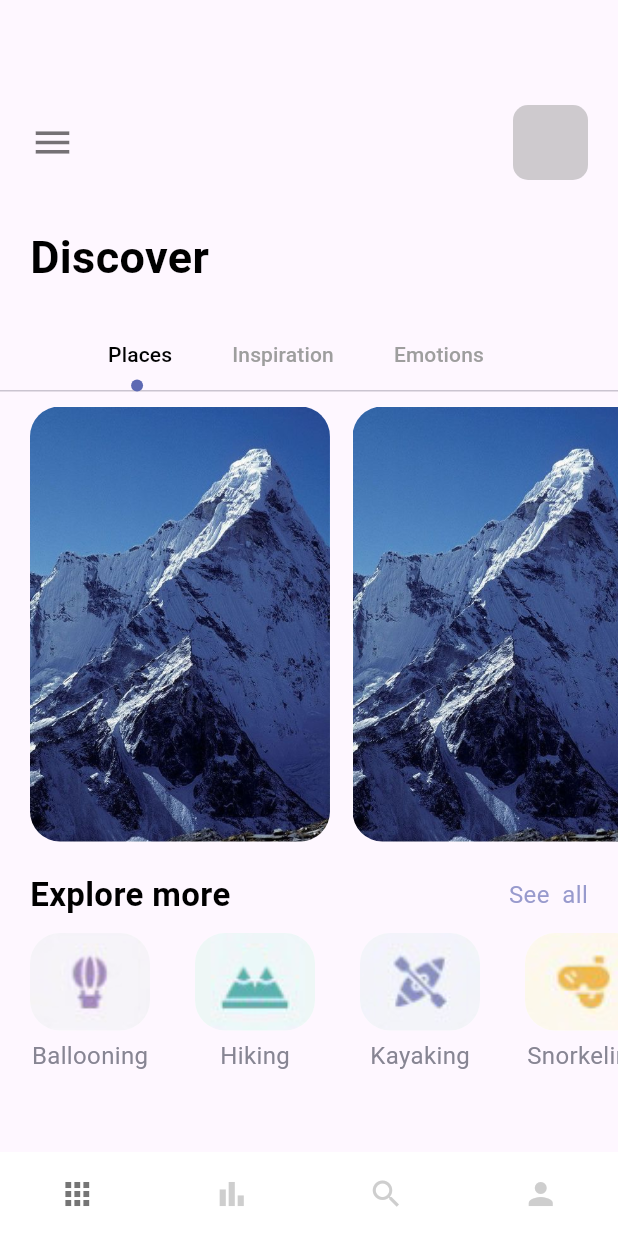
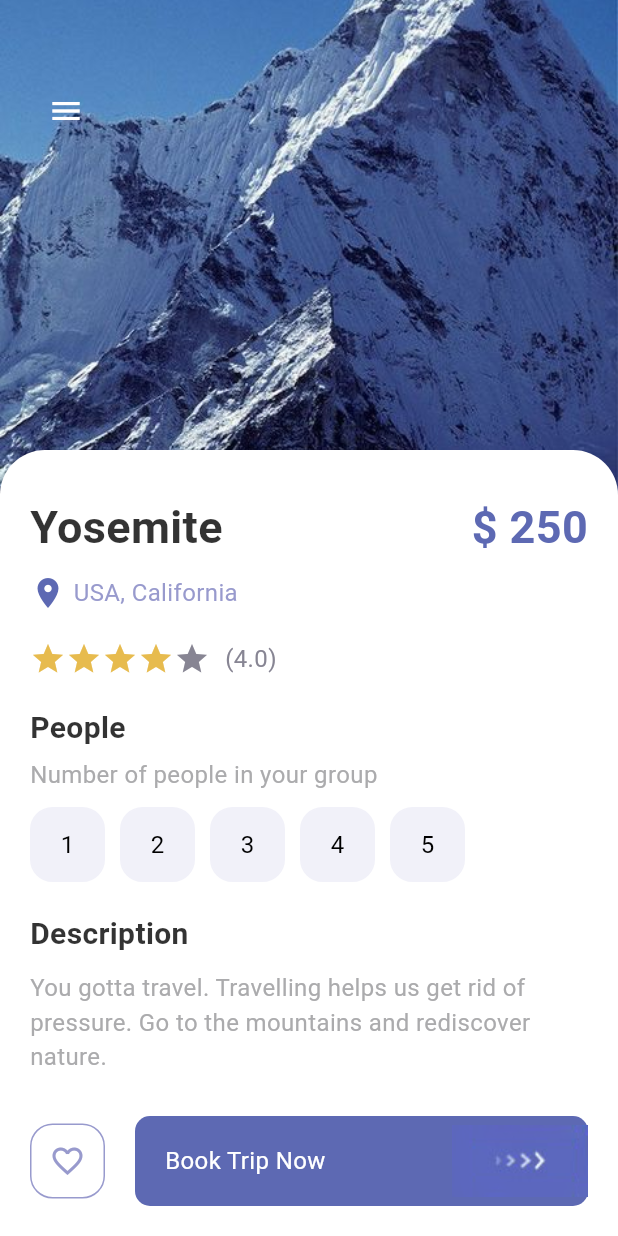
Before and after one commit to victor-imani/trips, a Flutter app: the screen it shows after launch, on a phone screen of 412 x 824 dp. Run offline on Flutter 3.47's test engine with Material 2 defaults, Android fonts, the light colour scheme and no system bars.

Commit message:
Detail page

```diff
--- a/lib/main.dart
+++ b/lib/main.dart
@@ -1,5 +1,6 @@
 import 'package:flutter/material.dart';
-import 'package:trips/pages/nav_pages/main_page.dart';
+import 'package:trips/pages/detail_page.dart';
+// import 'package:trips/pages/nav_pages/main_page.dart';
 // import 'package:trips/pages/welcome_page.dart';
 
 void main() {
@@ -19,7 +20,7 @@ class MyApp extends StatelessWidget {
         primarySwatch: Colors.blue,
         useMaterial3: true,
       ),
-      home: const MainPage(),
+      home: const DetailPage(),
     );
   }
 }
--- a/lib/pages/detail_page.dart
+++ b/lib/pages/detail_page.dart
@@ -0,0 +1,206 @@
+import 'package:flutter/material.dart';
+import 'package:trips/misc/colors.dart';
+import 'package:trips/widgets/app_buttons.dart';
+import 'package:trips/widgets/app_large_text.dart';
+import 'package:trips/widgets/app_text.dart';
+import 'package:trips/widgets/responsive_button.dart';
+
+class DetailPage extends StatefulWidget {
+  const DetailPage({super.key});
+
+  @override
+  State<DetailPage> createState() => _DetailPageState();
+}
+
+class _DetailPageState extends State<DetailPage> {
+  int gottenStars = 4;
+  int selectedIndex = -1;
+  @override
+  Widget build(BuildContext context) {
+    return Scaffold(
+      body: Container(
+        width: double.maxFinite,
+        height: double.maxFinite,
+        child: Stack(
+          children: [
+            Positioned(
+              left: 0,
+              right: 0,
+              child: Container(
+                width: double.maxFinite,
+                height: 350,
+                decoration: const BoxDecoration(
+                  image: DecorationImage(
+                      image: AssetImage("img/mountain.jpeg"),
+                      fit: BoxFit.cover),
+                ),
+              ),
+            ),
+            Positioned(
+              left: 20,
+              top: 50,
+              child: Row(
+                children: [
+                  IconButton(
+                    onPressed: () {},
+                    icon: const Icon(Icons.menu),
+                    color: Colors.white,
+                  ),
+                ],
+              ),
+            ),
+            Positioned(
+              top: 300,
+              child: Container(
+                padding: const EdgeInsets.only(left: 20, right: 20, top: 30),
+                width: MediaQuery.of(context).size.width,
+                height: 600,
+                decoration: const BoxDecoration(
+                    color: Colors.white,
+                    borderRadius: BorderRadius.only(
+                        topLeft: Radius.circular(30),
+                        topRight: Radius.circular(30))),
+                child: Column(
+                  crossAxisAlignment: CrossAxisAlignment.start,
+                  children: [
+                    Row(
+                      mainAxisAlignment: MainAxisAlignment.spaceBetween,
+                      children: [
+                        AppLargeText(
+                          text: "Yosemite",
+                          color: Colors.black.withOpacity(0.8),
+                        ),
+                        const AppLargeText(
+                          text: "\$ 250",
+                          color: AppColors.mainColor,
+                        ),
+                      ],
+                    ),
+                    const SizedBox(
+                      height: 10,
+                    ),
+                    const Row(
+                      children: [
+                        Icon(
+                          Icons.location_on,
+                          color: AppColors.mainColor,
+                        ),
+                        SizedBox(
+                          width: 5,
+                        ),
+                        AppText(
+                            text: "USA, California",
+                            color: AppColors.textColor1),
+                      ],
+                    ),
+                    const SizedBox(
+                      height: 20,
+                    ),
+                    Row(
+                      children: [
+                        Wrap(
+                          children: List.generate(5, (index) {
+                            return Icon(Icons.star,
+                                color: index < gottenStars
+                                    ? AppColors.starColor
+                                    : AppColors.textColor2);
+                          }),
+                        ),
+                        const SizedBox(
+                          width: 10,
+                        ),
+                        AppText(text: "(4.0)", color: AppColors.textColor2),
+                      ],
+                    ),
+                    const SizedBox(
+                      height: 20,
+                    ),
+                    AppLargeText(
+                      text: "People",
+                      color: Colors.black.withOpacity(0.8),
+                      size: 20,
+                    ),
+                    const SizedBox(
+                      height: 5,
+                    ),
+                    const AppText(
+                      text: "Number of people in your group",
+                      color: AppColors.mainTextColor,
+                    ),
+                    const SizedBox(
+                      height: 10,
+                    ),
+                    Wrap(
+                      children: List.generate(5, (index) {
+                        return InkWell(
+                          onTap: () {
+                            setState(() {
+                              selectedIndex = index;
+                            });
+                          },
+                          child: Container(
+                            margin: const EdgeInsets.only(right: 10),
+                            child: AppButtons(
+                              color: selectedIndex == index
+                                  ? Colors.white
+                                  : Colors.black,
+                              backgroundColor: selectedIndex == index
+                                  ? Colors.black
+                                  : AppColors.buttonBackground,
+                              size: 50,
+                              borderColor: selectedIndex == index
+                                  ? Colors.black
+                                  : AppColors.buttonBackground,
+                              text: (index + 1).toString(),
+                            ),
+                          ),
+                        );
+                      }),
+                    ),
+                    const SizedBox(
+                      height: 20,
+                    ),
+                    AppLargeText(
+                        text: "Description",
+                        color: Colors.black.withOpacity(0.8),
+                        size: 20),
+                    const SizedBox(
+                      height: 10,
+                    ),
+                    const AppText(
+                        text:
+                            "You gotta travel. Travelling helps us get rid of pressure. Go to the mountains and rediscover nature.",
+                        color: AppColors.mainTextColor),
+                  ],
+                ),
+              ),
+            ),
+            Positioned(
+              bottom: 20,
+              left: 20,
+              right: 20,
+              child: Row(
+                children: [
+                  AppButtons(
+                    color: AppColors.textColor1,
+                    backgroundColor: Colors.white,
+                    size: 50,
+                    borderColor: AppColors.textColor1,
+                    isIcon: true,
+                    icon: Icons.favorite_border,
+                  ),
+                  const SizedBox(
+                    width: 20,
+                  ),
+                  ResponsiveButton(
+                    isResponsive: true,
+                  ),
+                ],
+              ),
+            ),
+          ],
+        ),
+      ),
+    );
+  }
+}
--- /dev/null
+++ b/lib/widgets/app_buttons.dart
@@ -0,0 +1,43 @@
+// ignore_for_file: public_member_api_docs, sort_constructors_first
+import 'package:flutter/material.dart';
+import 'package:trips/widgets/app_text.dart';
+
+class AppButtons extends StatelessWidget {
+  final Color color;
+  String? text;
+  IconData? icon;
+  final Color backgroundColor;
+  final double size;
+  final Color borderColor;
+  bool? isIcon;
+
+  AppButtons({
+    Key? key,
+    required this.color,
+    this.isIcon = false,
+    this.text = "Hi",
+    this.icon,
+    required this.backgroundColor,
+    required this.size,
+    required this.borderColor,
+  }) : super(key: key);
+
+  @override
+  Widget build(BuildContext context) {
+    return Container(
+      width: size,
+      height: size,
+      decoration: BoxDecoration(
+        border: Border.all(
+          color: borderColor,
+          width: 1.0,
+        ),
+        borderRadius: BorderRadius.circular(15),
+        color: backgroundColor,
+      ),
+      child: isIcon == false
+          ? Center(child: AppText(text: text!, color: color))
+          : Center(child: Icon(icon, color: color)),
+    );
+  }
+}
--- a/lib/widgets/responsive_button.dart
+++ b/lib/widgets/responsive_button.dart
@@ -1,6 +1,7 @@
 // ignore_for_file: public_member_api_docs, sort_constructors_first
 import 'package:flutter/material.dart';
 import 'package:trips/misc/colors.dart';
+import 'package:trips/widgets/app_text.dart';
 
 class ResponsiveButton extends StatelessWidget {
   final bool? isResponsive;
@@ -8,23 +9,33 @@ class ResponsiveButton extends StatelessWidget {
   const ResponsiveButton({
     Key? key,
     this.isResponsive = false,
-    this.width,
+    this.width = 120,
   }) : super(key: key);
 
   @override
   Widget build(BuildContext context) {
-    return Container(
-      width: width,
+    return Flexible(
+      child: Container(
+        width: isResponsive == true ? double.maxFinite : width,
         height: 60,
         decoration: BoxDecoration(
           borderRadius: BorderRadius.circular(10),
           color: AppColors.mainColor,
         ),
         child: Row(
-        mainAxisAlignment: MainAxisAlignment.center,
+          mainAxisAlignment: isResponsive == true
+              ? MainAxisAlignment.spaceBetween
+              : MainAxisAlignment.center,
           children: [
+            isResponsive == true
+                ? Container(
+                    margin: const EdgeInsets.only(left: 20),
+                    child: const AppText(
+                        text: "Book Trip Now", color: Colors.white))
+                : Container(),
             Image.asset("img/button-one.png"),
           ],
+        ),
       ),
     );
   }
```
Lines whose indentation alone changed are shown as unchanged.
